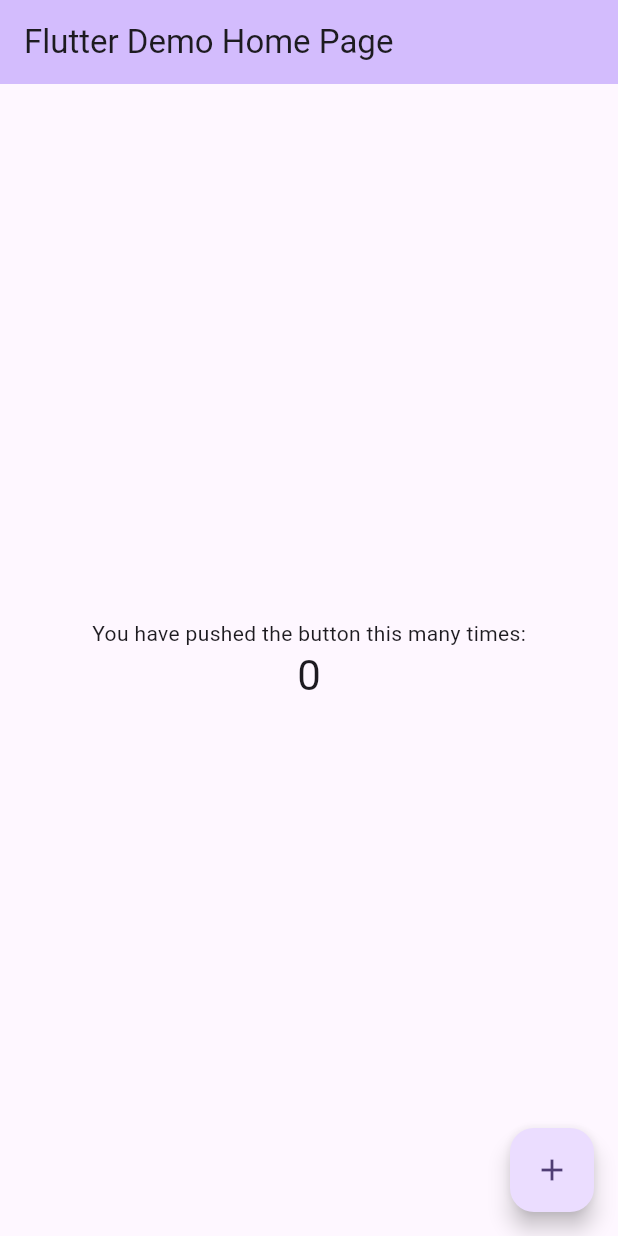
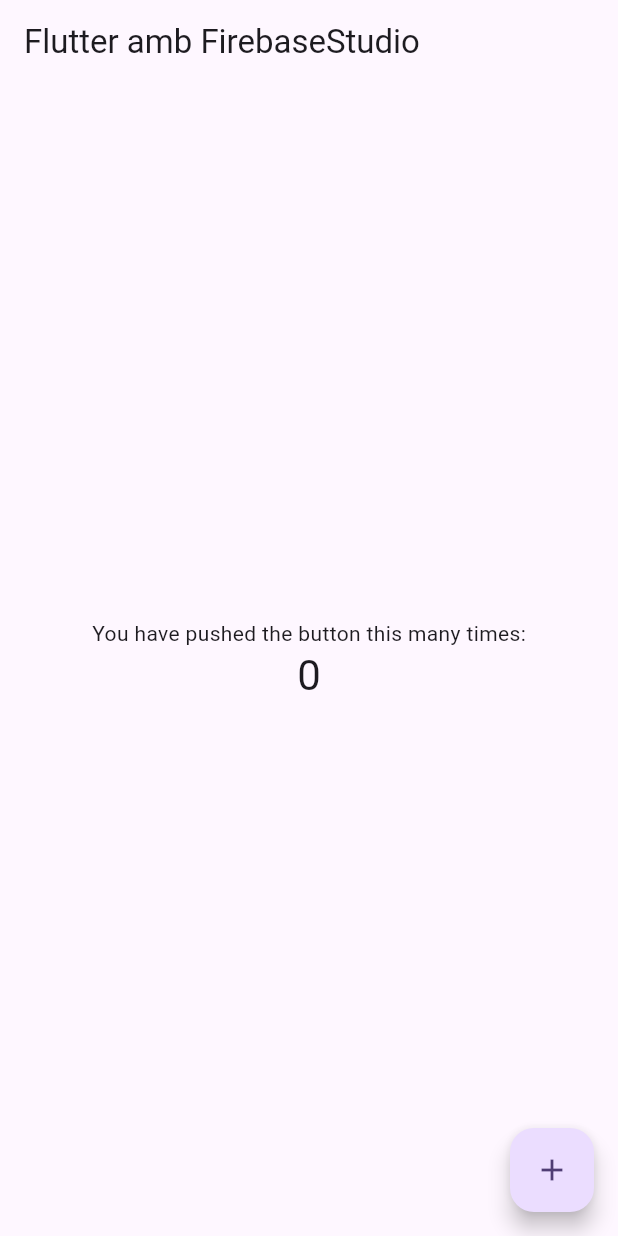
Before and after one commit to arodr109-blip/myapp, a Flutter app: the screen it shows after launch, on a phone screen of 412 x 824 dp. Run offline on Flutter 3.47's test engine with Material 3 defaults, Android fonts, the phone set to English and light mode, and no system bars.

Commit message:
Canviat el títol

```diff
--- a/lib/main.dart
+++ b/lib/main.dart
@@ -13,24 +13,10 @@ class MyApp extends StatelessWidget {
     return MaterialApp(
       title: 'Flutter Demo',
       theme: ThemeData(
-        // This is the theme of your application.
-        //
-        // TRY THIS: Try running your application with "flutter run". You'll see
-        // the application has a purple toolbar. Then, without quitting the app,
-        // try changing the seedColor in the colorScheme below to Colors.green
-        // and then invoke "hot reload" (save your changes or press the "hot
-        // reload" button in a Flutter-supported IDE, or press "r" if you used
-        // the command line to start the app).
-        //
-        // Notice that the counter didn't reset back to zero; the application
-        // state is not lost during the reload. To reset the state, use hot
-        // restart instead.
-        //
-        // This works for code too, not just values: Most code changes can be
-        // tested with just a hot reload.
+
         colorScheme: ColorScheme.fromSeed(seedColor: Colors.deepPurple),
       ),
-      home: const MyHomePage(title: 'Flutter Demo Home Page'),
+      home: const MyHomePage(title: 'Flutter amb FirebaseStudio'),
     );
   }
 }
@@ -38,14 +24,6 @@ class MyApp extends StatelessWidget {
 class MyHomePage extends StatefulWidget {
   const MyHomePage({super.key, required this.title});
 
-  // This widget is the home page of your application. It is stateful, meaning
-  // that it has a State object (defined below) that contains fields that affect
-  // how it looks.
-
-  // This class is the configuration for the state. It holds the values (in this
-  // case the title) provided by the parent (in this case the App widget) and
-  // used by the build method of the State. Fields in a Widget subclass are
-  // always marked "final".
 
   final String title;
 
@@ -58,50 +36,20 @@ class _MyHomePageState extends State<MyHomePage> {
 
   void _incrementCounter() {
     setState(() {
-      // This call to setState tells the Flutter framework that something has
-      // changed in this State, which causes it to rerun the build method below
-      // so that the display can reflect the updated values. If we changed
-      // _counter without calling setState(), then the build method would not be
-      // called again, and so nothing would appear to happen.
       _counter++;
     });
   }
 
   @override
   Widget build(BuildContext context) {
-    // This method is rerun every time setState is called, for instance as done
-    // by the _incrementCounter method above.
-    //
-    // The Flutter framework has been optimized to make rerunning build methods
-    // fast, so that you can just rebuild anything that needs updating rather
-    // than having to individually change instances of widgets.
     return Scaffold(
       appBar: AppBar(
-        // TRY THIS: Try changing the color here to a specific color (to
-        // Colors.amber, perhaps?) and trigger a hot reload to see the AppBar
-        // change color while the other colors stay the same.
-        backgroundColor: Theme.of(context).colorScheme.inversePrimary,
-        // Here we take the value from the MyHomePage object that was created by
-        // the App.build method, and use it to set our appbar title.
+
         title: Text(widget.title),
       ),
       body: Center(
-        // Center is a layout widget. It takes a single child and positions it
-        // in the middle of the parent.
         child: Column(
-          // Column is also a layout widget. It takes a list of children and
-          // arranges them vertically. By default, it sizes itself to fit its
-          // children horizontally, and tries to be as tall as its parent.
-          //
-          // Column has various properties to control how it sizes itself and
-          // how it positions its children. Here we use mainAxisAlignment to
-          // center the children vertically; the main axis here is the vertical
-          // axis because Columns are vertical (the cross axis would be
-          // horizontal).
-          //
-          // TRY THIS: Invoke "debug painting" (choose the "Toggle Debug Paint"
-          // action in the IDE, or press "p" in the console), to see the
-          // wireframe for each widget.
+
           mainAxisAlignment: MainAxisAlignment.center,
           children: <Widget>[
             const Text('You have pushed the button this many times:'),
```
